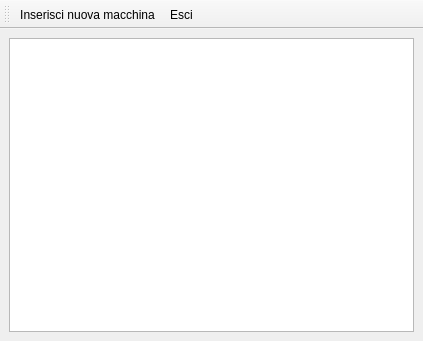
Qt form main.ui (ZeeD/calendar) before a commit.
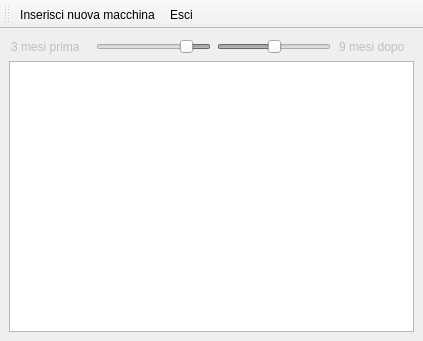
The same form after that commit.

```diff
--- a/main.ui
+++ b/main.ui
@@ -14,8 +14,94 @@
    <string>MainWindow</string>
   </property>
   <widget class="QWidget" name="centralwidget">
-   <layout class="QGridLayout" name="gridLayout">
-    <item row="0" column="0">
+   <layout class="QVBoxLayout" name="verticalLayout">
+    <item>
+     <layout class="QHBoxLayout" name="horizontalLayout">
+      <item>
+       <widget class="QSpinBox" name="spinBox">
+        <property name="enabled">
+         <bool>false</bool>
+        </property>
+        <property name="frame">
+         <bool>false</bool>
+        </property>
+        <property name="readOnly">
+         <bool>true</bool>
+        </property>
+        <property name="buttonSymbols">
+         <enum>QAbstractSpinBox::NoButtons</enum>
+        </property>
+        <property name="suffix">
+         <string> mesi prima</string>
+        </property>
+        <property name="value">
+         <number>3</number>
+        </property>
+       </widget>
+      </item>
+      <item>
+       <widget class="QSlider" name="MonthsBeforeSlider">
+        <property name="enabled">
+         <bool>false</bool>
+        </property>
+        <property name="minimum">
+         <number>0</number>
+        </property>
+        <property name="maximum">
+         <number>18</number>
+        </property>
+        <property name="value">
+         <number>3</number>
+        </property>
+        <property name="orientation">
+         <enum>Qt::Horizontal</enum>
+        </property>
+        <property name="invertedAppearance">
+         <bool>true</bool>
+        </property>
+       </widget>
+      </item>
+      <item>
+       <widget class="QSlider" name="MonthsAfterSlider">
+        <property name="enabled">
+         <bool>false</bool>
+        </property>
+        <property name="maximum">
+         <number>18</number>
+        </property>
+        <property name="value">
+         <number>9</number>
+        </property>
+        <property name="orientation">
+         <enum>Qt::Horizontal</enum>
+        </property>
+       </widget>
+      </item>
+      <item>
+       <widget class="QSpinBox" name="spinBox_2">
+        <property name="enabled">
+         <bool>false</bool>
+        </property>
+        <property name="frame">
+         <bool>false</bool>
+        </property>
+        <property name="readOnly">
+         <bool>true</bool>
+        </property>
+        <property name="buttonSymbols">
+         <enum>QAbstractSpinBox::NoButtons</enum>
+        </property>
+        <property name="suffix">
+         <string> mesi dopo</string>
+        </property>
+        <property name="value">
+         <number>9</number>
+        </property>
+       </widget>
+      </item>
+     </layout>
+    </item>
+    <item>
      <widget class="QTableView" name="Table">
       <property name="alternatingRowColors">
        <bool>true</bool>
```
Left out of the diff: 44 changed lines with no effect on the pictures.
